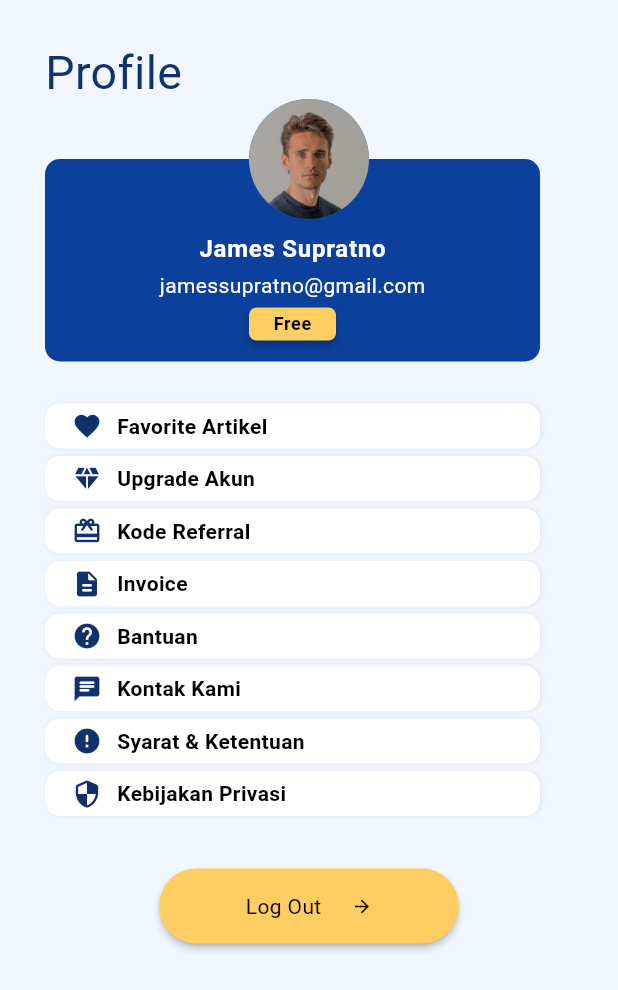
After one commit to affadhlurr19/nuha_mobile_app, a Flutter app: the ProfilePage screen opened by its route, on a phone screen of 412 x 824 dp. The commit adds this screen. Shown: the top 990 px of the screen. Run offline on Flutter 3.47's test engine with Material 2 defaults, Android fonts, the phone set to English and light mode, and no system bars; our stand-ins replace google_fonts; Roboto replaces fonts that are missing (Oxygen, Viga).

Commit message:
profile done

```diff
--- a/lib/common/styles.dart
+++ b/lib/common/styles.dart
@@ -5,70 +5,31 @@ const Color primaryColor = Color(0XFFFFFFFF);
 const Color secondaryColor = Color(0XFF0B409C);
 const Color titleColor = Color(0XFF10316B);
 const Color iconColor = Color(0XFFFFCE63);
-
+const Color backColor = Color(0XFFF2F7FF);
 
 final myTextTheme = TextTheme(
   headline1: GoogleFonts.viga(
-    fontSize: 88,
-    fontWeight: FontWeight.w300,
-    letterSpacing: -1.5
-  ),
+      fontSize: 88, fontWeight: FontWeight.w300, letterSpacing: -1.5),
   headline2: GoogleFonts.viga(
-    fontSize: 55,
-    fontWeight: FontWeight.w300,
-    letterSpacing: -0.5
-  ),
-  headline3: GoogleFonts.viga(
-    fontSize: 44,
-    fontWeight: FontWeight.w400
-  ),
+      fontSize: 55, fontWeight: FontWeight.w300, letterSpacing: -0.5),
+  headline3: GoogleFonts.viga(fontSize: 44, fontWeight: FontWeight.w400),
   headline4: GoogleFonts.viga(
-    fontSize: 31,
-    fontWeight: FontWeight.w400,
-    letterSpacing: 0.25
-  ),
-  headline5: GoogleFonts.viga(
-    fontSize: 22,
-    fontWeight: FontWeight.w400
-  ),
+      fontSize: 31, fontWeight: FontWeight.w400, letterSpacing: 0.25),
+  headline5: GoogleFonts.viga(fontSize: 22, fontWeight: FontWeight.w400),
   headline6: GoogleFonts.viga(
-    fontSize: 18,
-    fontWeight: FontWeight.w500,
-    letterSpacing: 0.15
-  ),
+      fontSize: 18, fontWeight: FontWeight.w500, letterSpacing: 0.15),
   subtitle1: GoogleFonts.viga(
-    fontSize: 15,
-    fontWeight: FontWeight.w400,
-    letterSpacing: 0.15
-  ),
+      fontSize: 15, fontWeight: FontWeight.w400, letterSpacing: 0.15),
   subtitle2: GoogleFonts.viga(
-    fontSize: 13,
-    fontWeight: FontWeight.w500,
-    letterSpacing: 0.1
-  ),
+      fontSize: 13, fontWeight: FontWeight.w500, letterSpacing: 0.1),
   bodyText1: GoogleFonts.oxygen(
-    fontSize: 16,
-    fontWeight: FontWeight.w400,
-    letterSpacing: 0.5
-  ),
+      fontSize: 16, fontWeight: FontWeight.w400, letterSpacing: 0.5),
   bodyText2: GoogleFonts.oxygen(
-    fontSize: 14,
-    fontWeight: FontWeight.w400,
-    letterSpacing: 0.25
-  ),
+      fontSize: 14, fontWeight: FontWeight.w400, letterSpacing: 0.25),
   button: GoogleFonts.oxygen(
-    fontSize: 14,
-    fontWeight: FontWeight.w500,
-    letterSpacing: 1.25
-  ),
+      fontSize: 14, fontWeight: FontWeight.w500, letterSpacing: 1.25),
   caption: GoogleFonts.oxygen(
-    fontSize: 12,
-    fontWeight: FontWeight.w400,
-    letterSpacing: 0.4
-  ),
+      fontSize: 12, fontWeight: FontWeight.w400, letterSpacing: 0.4),
   overline: GoogleFonts.oxygen(
-    fontSize: 10,
-    fontWeight: FontWeight.w400,
-    letterSpacing: 1.5
-  ),
+      fontSize: 10, fontWeight: FontWeight.w400, letterSpacing: 1.5),
 );
--- a/lib/main.dart
+++ b/lib/main.dart
@@ -2,6 +2,7 @@ import 'package:flutter/material.dart';
 import 'package:nuha_mobile_app/common/styles.dart';
 import 'package:nuha_mobile_app/ui/hello_page.dart';
 import 'package:nuha_mobile_app/ui/login_page.dart';
+import 'package:nuha_mobile_app/ui/profile_page.dart';
 import 'package:nuha_mobile_app/ui/register_page.dart';
 import 'package:nuha_mobile_app/ui/splash_page.dart';
 
@@ -37,7 +38,8 @@ class MyApp extends StatelessWidget {
         SplashPage.routeName: (context) => SplashPage(),
         HelloPage.routeName: (context) => HelloPage(),
         RegisterPage.routeName: (context) => RegisterPage(),
-        LoginPage.routeName: (context) => LoginPage()
+        LoginPage.routeName: (context) => LoginPage(),
+        ProfilePage.routeName: (context) => ProfilePage(),
       },
     );
   }
--- /dev/null
+++ b/lib/ui/profile_page.dart
@@ -0,0 +1,156 @@
+import 'package:flutter/material.dart';
+import 'package:nuha_mobile_app/common/styles.dart';
+import 'package:nuha_mobile_app/widget/menu_profile_widget.dart';
+
+class ProfilePage extends StatelessWidget {
+  static const String routeName = '/profile';
+  const ProfilePage({super.key});
+
+  @override
+  Widget build(BuildContext context) {
+    return Scaffold(
+      backgroundColor: backColor,
+      body: SafeArea(
+        child: SingleChildScrollView(
+          child: Container(
+            margin: const EdgeInsets.fromLTRB(30, 30, 30, 0),
+            child: Column(
+              crossAxisAlignment: CrossAxisAlignment.start,
+              children: [
+                Text(
+                  "Profile",
+                  style: Theme.of(context)
+                      .textTheme
+                      .headline4!
+                      .copyWith(color: titleColor),
+                ),
+                Stack(
+                  children: [
+                    Container(
+                      margin: const EdgeInsets.only(top: 40),
+                      padding: const EdgeInsets.only(top: 50),
+                      width: 330,
+                      height: 135,
+                      decoration: BoxDecoration(
+                        borderRadius: BorderRadius.circular(10),
+                        color: secondaryColor,
+                      ),
+                      child: Column(
+                        children: [
+                          Text(
+                            "James Supratno",
+                            style: Theme.of(context)
+                                .textTheme
+                                .bodyText1!
+                                .copyWith(
+                                    color: Colors.white,
+                                    fontWeight: FontWeight.bold),
+                          ),
+                          const SizedBox(
+                            height: 7,
+                          ),
+                          Text(
+                            "jamessupratno@gmail.com",
+                            style: Theme.of(context)
+                                .textTheme
+                                .bodyText2!
+                                .copyWith(color: Colors.white),
+                          ),
+                          const SizedBox(
+                            height: 7,
+                          ),
+                          SizedBox(
+                            width: 58,
+                            height: 22,
+                            child: ElevatedButton(
+                              onPressed: () {},
+                              child: Text(
+                                'Free',
+                                style: Theme.of(context)
+                                    .textTheme
+                                    .caption!
+                                    .copyWith(
+                                        color: Colors.black,
+                                        fontWeight: FontWeight.bold),
+                              ),
+                              style: ElevatedButton.styleFrom(
+                                  shape: RoundedRectangleBorder(
+                                      borderRadius: BorderRadius.circular(5)),
+                                  backgroundColor: iconColor),
+                            ),
+                          )
+                        ],
+                      ),
+                    ),
+                    const Center(
+                      child: CircleAvatar(
+                        backgroundImage:
+                            AssetImage("images/profile_picture.jpg"),
+                        radius: 40,
+                      ),
+                    ),
+                  ],
+                ),
+                const SizedBox(
+                  height: 28,
+                ),
+                Column(
+                  children: const [
+                    MenuProfile(name: "Favorite Artikel", ikon: Icons.favorite),
+                    MenuProfile(name: "Upgrade Akun", ikon: Icons.diamond),
+                    MenuProfile(
+                        name: "Kode Referral", ikon: Icons.wallet_giftcard),
+                    MenuProfile(
+                        name: "Invoice", ikon: Icons.description_rounded),
+                    MenuProfile(name: "Bantuan", ikon: Icons.help),
+                    MenuProfile(name: "Kontak Kami", ikon: Icons.chat_rounded),
+                    MenuProfile(
+                        name: "Syarat & Ketentuan", ikon: Icons.error_rounded),
+                    MenuProfile(
+                        name: "Kebijakan Privasi",
+                        ikon: Icons.security_rounded),
+                  ],
+                ),
+                Center(
+                  child: Container(
+                      margin: const EdgeInsets.only(top: 30),
+                      width: 200,
+                      height: 50,
+                      child: ElevatedButton(
+                        onPressed: () {
+                          Navigator.pushNamed(context, '/hello');
+                        },
+                        child: Row(
+                          mainAxisAlignment: MainAxisAlignment.center,
+                          children: [
+                            Text(
+                              'Log Out',
+                              style: Theme.of(context)
+                                  .textTheme
+                                  .bodyText2!
+                                  .copyWith(color: Colors.black),
+                            ),
+                            const SizedBox(
+                              width: 20,
+                            ),
+                            const Icon(
+                              Icons.arrow_forward_outlined,
+                              color: Colors.black,
+                              size: 14.0,
+                            )
+                          ],
+                        ),
+                        style: ElevatedButton.styleFrom(
+                            shape: RoundedRectangleBorder(
+                                borderRadius: BorderRadius.circular(30)),
+                            backgroundColor: iconColor),
+                      )),
+                )
+              ],
+            ),
+          ),
+        ),
+      ),
+    );
+  }
+}
--- /dev/null
+++ b/lib/widget/menu_profile_widget.dart
@@ -0,0 +1,48 @@
+import 'package:flutter/material.dart';
+import 'package:nuha_mobile_app/common/styles.dart';
+
+class MenuProfile extends StatelessWidget {
+  final String name;
+  final IconData ikon;
+  const MenuProfile({Key? key, required this.name, required this.ikon})
+      : super(key: key);
+
+  @override
+  Widget build(BuildContext context) {
+    return Container(
+      margin: const EdgeInsets.only(bottom: 5),
+      width: 330,
+      height: 30,
+      padding: const EdgeInsets.only(left: 18),
+      decoration: BoxDecoration(
+          borderRadius: BorderRadius.circular(10),
+          color: Colors.white,
+          boxShadow: [
+            BoxShadow(
+              color: Colors.grey.withOpacity(0.2),
+              blurRadius: 2,
+              offset: const Offset(1, 0),
+            )
+          ]),
+      child: Row(
+        children: [
+          Icon(
+            ikon,
+            color: titleColor,
+            size: 20.0,
+          ),
+          const SizedBox(
+            width: 10,
+          ),
+          Text(
+            name,
+            style: Theme.of(context)
+                .textTheme
+                .bodyText2!
+                .copyWith(color: Colors.black, fontWeight: FontWeight.bold),
+          ),
+        ],
+      ),
+    );
+  }
+}
--- a/pubspec.yaml
+++ b/pubspec.yaml
@@ -63,6 +63,7 @@ flutter:
   # To add assets to your application, add an assets section, like this:
   assets:
     - images/hello.webp
+    - images/profile_picture.jpg
   #   - images/a_dot_ham.jpeg
 
   # An image asset can refer to one or more resolution-specific "variants", see
```
Also changed, not shown: images/profile_picture.jpg (added).
